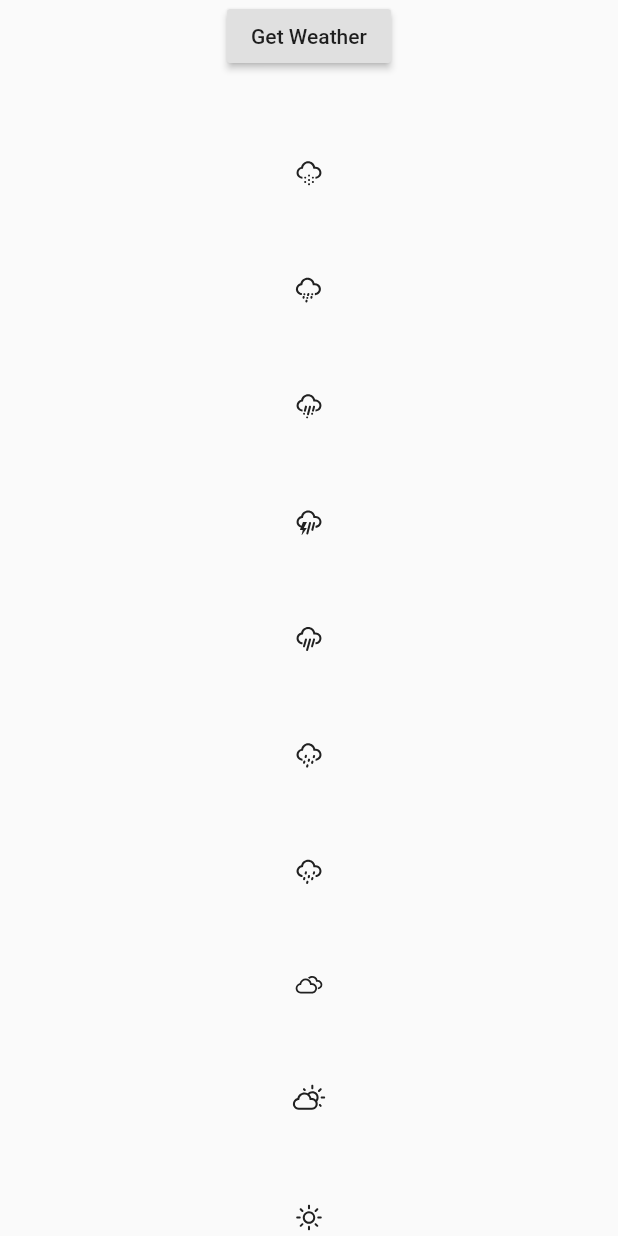
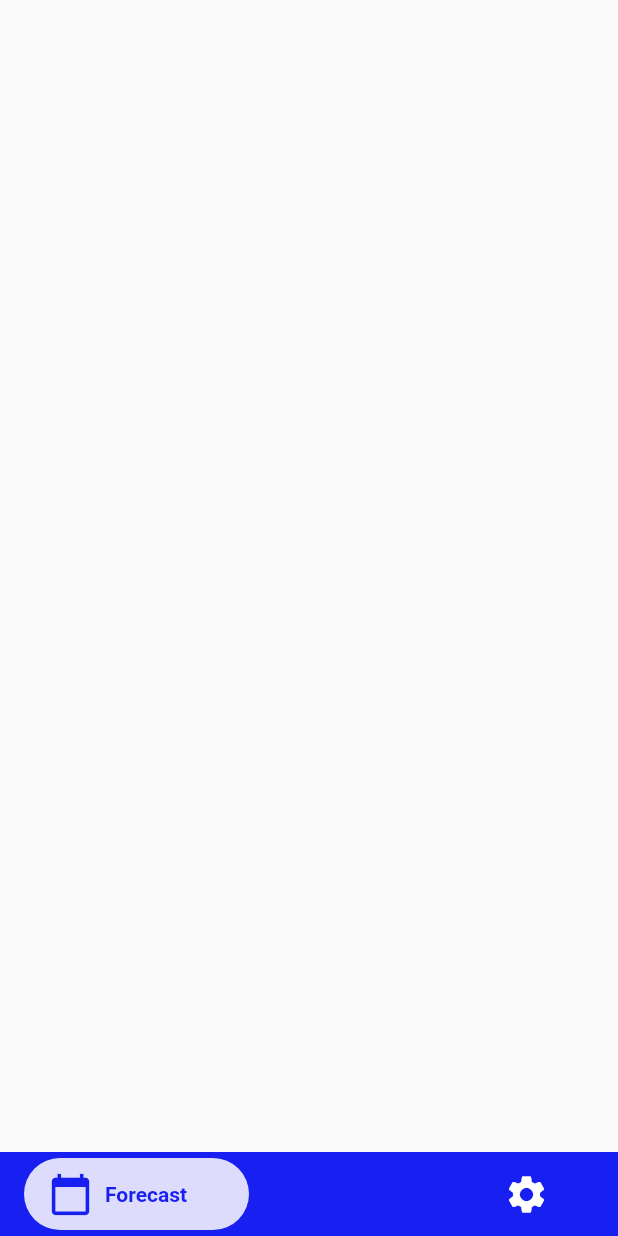
Before and after one commit to jlaskowska/weather, a Flutter app: the screen it shows after launch, on a phone screen of 412 x 824 dp. Run offline on Flutter 3.47's test engine with Material 2 defaults, Android fonts, the light colour scheme and no system bars; our stand-ins replace google_fonts, weather_icons.

Commit message:
Added WeatherScreen, SettingsScreen. Updated HomeScreen, MyApp.

```diff
--- a/lib/main.dart
+++ b/lib/main.dart
@@ -1,5 +1,7 @@
 import 'package:flutter/material.dart';
-import 'package:weather/widgets/home_screen.dart';
+import 'package:google_fonts/google_fonts.dart';
+import 'package:weather/configs/app_colors.dart';
+import 'package:weather/widgets/home_screen/home_screen.dart';
 
 void main() => runApp(MyApp());
 
@@ -7,6 +9,11 @@ class MyApp extends StatelessWidget {
   @override
   Widget build(BuildContext context) {
     return MaterialApp(
+      theme: ThemeData(
+        primaryColor: AppColors.darkBlue,
+        accentColor: AppColors.shadowColor,
+        fontFamily: GoogleFonts.mavenPro().fontFamily,
+      ),
       home: Scaffold(
         body: HomeScreen(),
       ),
--- a/lib/widgets/home_screen.dart
+++ /dev/null
@@ -1,32 +0,0 @@
-import 'package:flutter/material.dart';
-import 'package:weather/enums/weather_state.dart';
-import 'package:weather/services/weather_service.dart';
-import 'package:weather/utils/weather_utils.dart';
-
-class HomeScreen extends StatelessWidget {
-  const HomeScreen({Key key}) : super(key: key);
-
-  @override
-  Widget build(BuildContext context) {
-    return SafeArea(
-      child: Container(
-        child: Center(
-          child: Column(
-            mainAxisAlignment: MainAxisAlignment.spaceBetween,
-            children: <Widget>[
-              RaisedButton(
-                child: Text('Get Weather'),
-                onPressed: () async {
-                  // final w = await WeatherService().getWeatherReportForCity('berlin');
-                  final w = await WeatherService().getWeatherReportForLocation('52.516071', '13.376980');
-                  print(w);
-                },
-              ),
-              for (WeatherState state in WeatherState.values) Icon(WeatherUtils.iconForWeatherState(state)),
-            ],
-          ),
-        ),
-      ),
-    );
-  }
-}
--- /dev/null
+++ b/lib/widgets/home_screen/home_screen.dart
@@ -0,0 +1,37 @@
+import 'package:flutter/material.dart';
+import 'package:weather/models/navigation_bar_item_model.dart';
+import 'package:weather/widgets/home_screen/navigation_bar.dart';
+import 'package:weather/widgets/settings_screen/settings_screen.dart';
+import 'package:weather/widgets/weather_screen/weather_screen.dart';
+
+class HomeScreen extends StatefulWidget {
+  const HomeScreen({Key key}) : super(key: key);
+
+  @override
+  _HomeScreenState createState() => _HomeScreenState();
+}
+
+class _HomeScreenState extends State<HomeScreen> {
+  int selectedIndex = 0;
+
+  List<NavigationBarItemModel> navigationItems = [
+    NavigationBarItemModel(icon: Icon(Icons.calendar_today), title: 'Forecast'),
+    NavigationBarItemModel(icon: Icon(Icons.settings), title: 'Settings'),
+  ];
+
+  @override
+  Widget build(BuildContext context) {
+    return Container(
+      color: Theme.of(context).primaryColor,
+      child: SafeArea(
+        child: Scaffold(
+          body: selectedIndex == 0 ? WeatherScreen() : SettingsScreen(),
+          bottomNavigationBar: NavigationBar(
+            navigationItems: navigationItems,
+            onIndexSelected: (index) => setState(() => selectedIndex = index),
+          ),
+        ),
+      ),
+    );
+  }
+}
--- /dev/null
+++ b/lib/widgets/settings_screen/settings_screen.dart
@@ -0,0 +1,10 @@
+import 'package:flutter/material.dart';
+
+class SettingsScreen extends StatelessWidget {
+  const SettingsScreen({Key key}) : super(key: key);
+
+  @override
+  Widget build(BuildContext context) {
+    return Container();
+  }
+}
--- /dev/null
+++ b/lib/widgets/weather_screen/weather_screen.dart
@@ -0,0 +1,10 @@
+import 'package:flutter/material.dart';
+
+class WeatherScreen extends StatelessWidget {
+  const WeatherScreen({Key key}) : super(key: key);
+
+  @override
+  Widget build(BuildContext context) {
+    return Container();
+  }
+}
```
